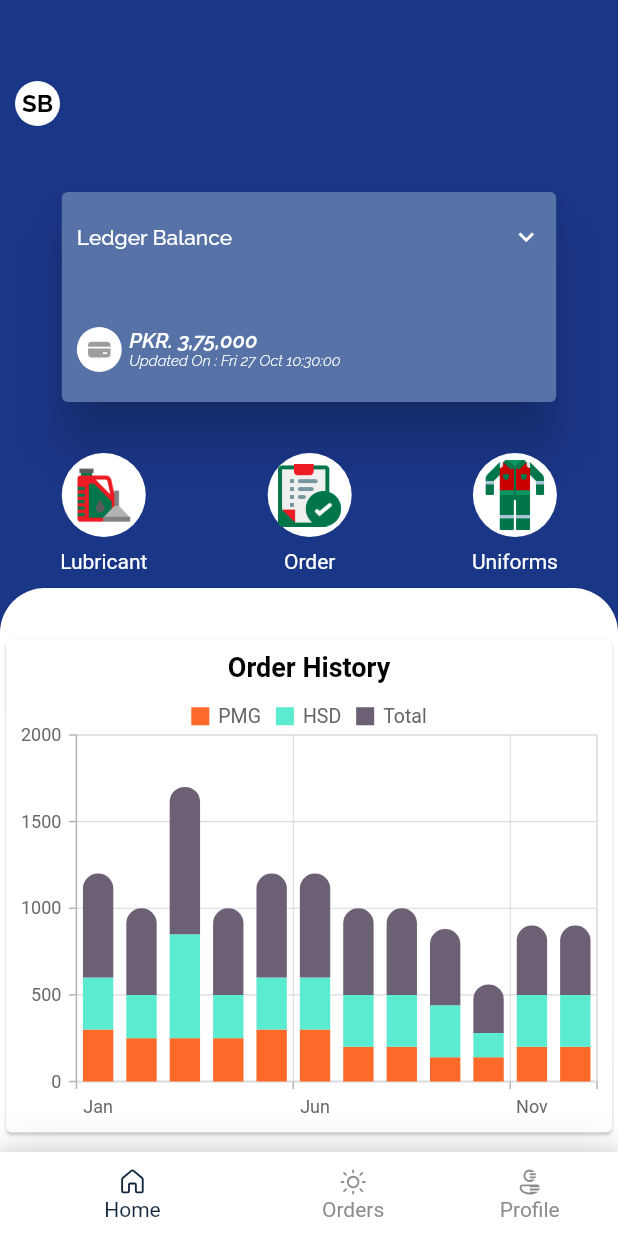
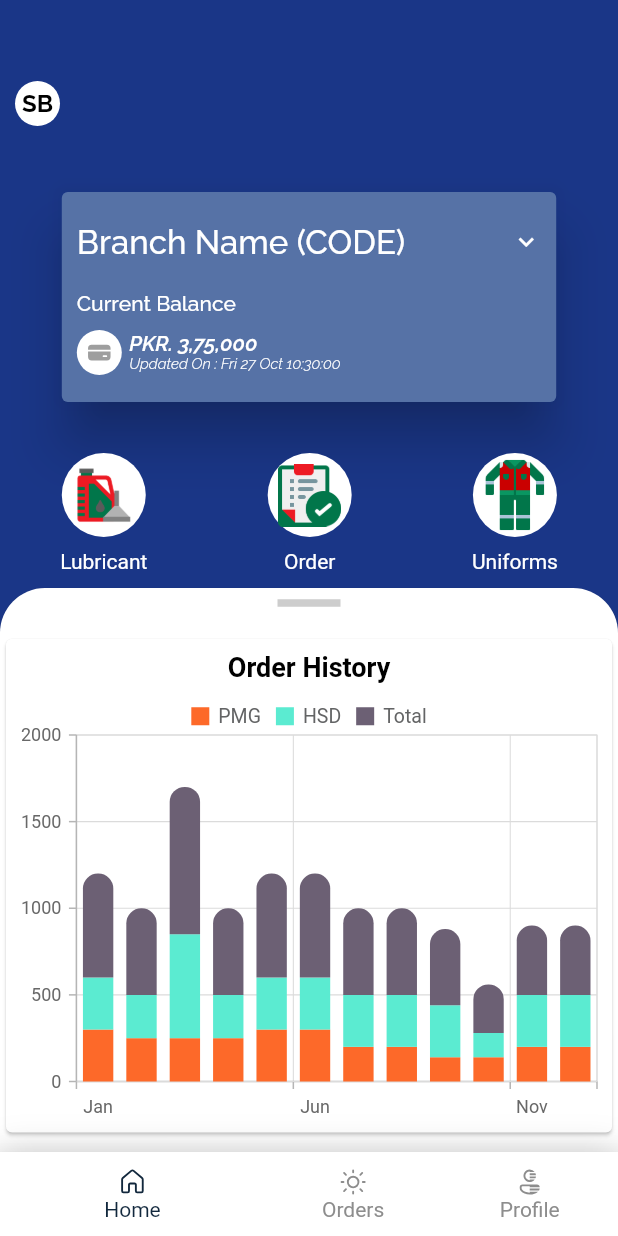
Before and after one commit to samad-dev/p2p_dealer, a Flutter app: the Home screen opened directly, on a phone screen of 412 x 824 dp. Run offline on Flutter 3.47's test engine with Material 2 defaults, Android fonts, the phone set to English and light mode, and no system bars; our stand-ins replace fl_chart, fluentui_system_icons, flutter_svg, fluttertoast, font_awesome_flutter, google_fonts and 4 more; missing offline and left inert: dart:ffi; accounts and stored records are empty.

Commit message:
change 2 of day

```diff
--- a/lib/main.dart
+++ b/lib/main.dart
@@ -123,7 +123,10 @@ class _SplashScreenState extends State<SplashScreen> {
               fontStyle: FontStyle.normal,
             ),
               ),
-            SizedBox( height: MediaQuery.of(context).size.height * 0.55,),
+            Expanded(
+              child: Column(
+                mainAxisAlignment: MainAxisAlignment.end,
+                children:[
                   Container(
                     padding: EdgeInsets.only(left: 20, right: 20),
                     child: Column(
@@ -270,6 +273,9 @@ class _SplashScreenState extends State<SplashScreen> {
                       ],
                     ),
                   ),
+                ],
+              ),
+            )
 
           ],
           /*
--- a/lib/screens/home.dart
+++ b/lib/screens/home.dart
@@ -111,14 +111,31 @@ class _HomeScreenState extends State<Home> {
                           crossAxisAlignment: CrossAxisAlignment.start,
                           children: [
                             //CircleAvatar
-                            const SizedBox(
-                              height: 10,
-                            ), //SizedBox
+                            const SizedBox(height: 10,), //SizedBox
+                            Row(mainAxisAlignment: MainAxisAlignment.spaceBetween,
+                              children:[
+                                Text(
+                                  'Branch Name (CODE)',
+                                  style: GoogleFonts.raleway(
+                                    fontSize: 22,
+                                    color: Color(0xffffffff),
+                                    fontWeight: FontWeight.w500,
+                                    fontStyle: FontStyle.normal,
+                                  ),
+
+                                ),
+                                Icon(
+                                  Icons.keyboard_arrow_down_outlined, // Replace with the icon you want
+                                  color: Color(0xffffffff), // You can set the color of the icon
+                                  size: 20.0, // You can set the size of the icon
+                                ),
+                              ],
+                            ),
+                            SizedBox(height: 20,),
                             Row(
-                              mainAxisAlignment: MainAxisAlignment.spaceBetween,
                               children: [
                                 Text(
-                                  'Ledger Balance',
+                                  'Current Balance',
                                   style: GoogleFonts.raleway(
                                     fontSize: 14,
                                     color: Color(0xffffffff),
@@ -126,15 +143,9 @@ class _HomeScreenState extends State<Home> {
                                     fontStyle: FontStyle.normal,
                                   ),
                                 ),
-                                Icon(
-                                  Icons.keyboard_arrow_down_outlined, // Replace with the icon you want
-                                  color: Color(0xffffffff), // You can set the color of the icon
-                                  size: 20.0, // You can set the size of the icon
-                                ),
-                            ],),
-                            const SizedBox(
-                              height: 50,
+                              ],
                             ),
+                            SizedBox(height: 10,),
                             Row(
                               children: [
                                 CircleAvatar(
@@ -242,7 +253,14 @@ class _HomeScreenState extends State<Home> {
                       margin: EdgeInsets.all(0),
                       child: Column(
                         children: [
-                          SizedBox(height:30),
+                          Divider(
+                            color: Color(0x4f5d5d5d),   // Set the color of the divider
+                            height: 20.0,         // Set the height of the divider
+                            thickness: 5.0,       // Set the thickness of the divider
+                            indent: 185.0,         // Set the left indent of the divider
+                            endIndent: 185.0,      // Set the right indent of the divider
+                          ),
+                          SizedBox(height:10),
                           Card(
                             color: Colors.white,
                             child: Column(
```
Lines whose indentation alone changed are shown as unchanged.
